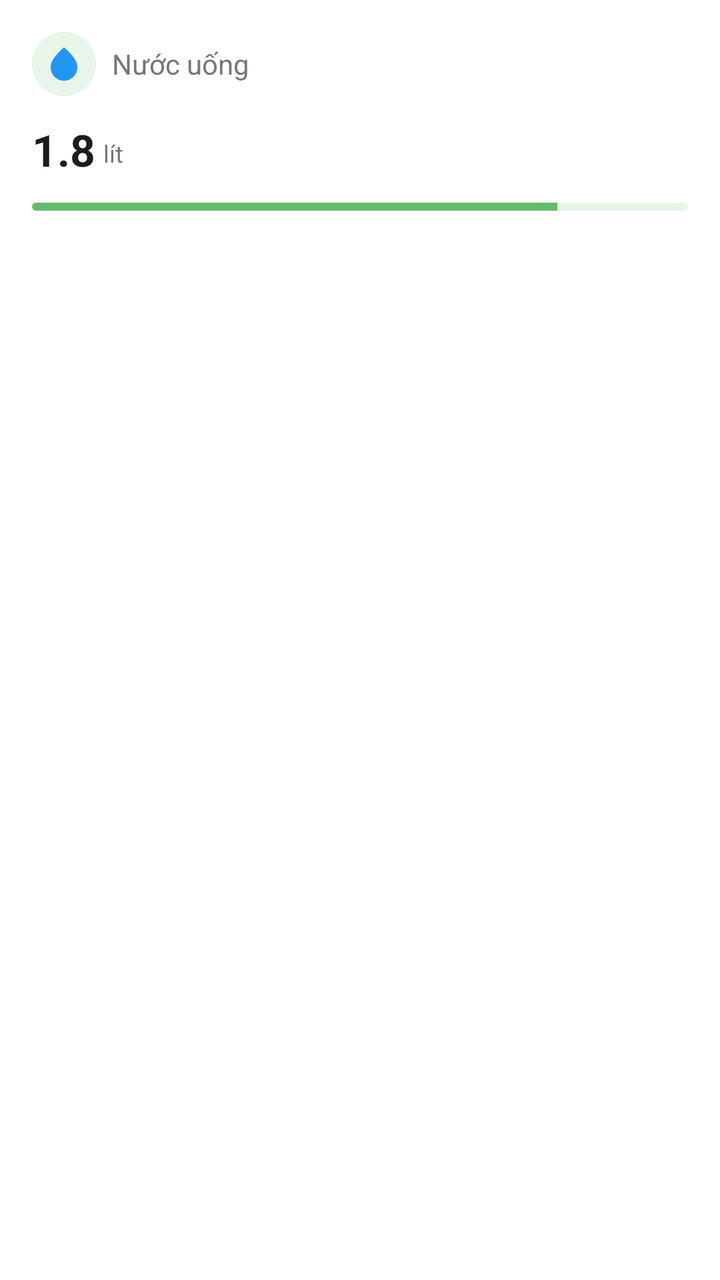
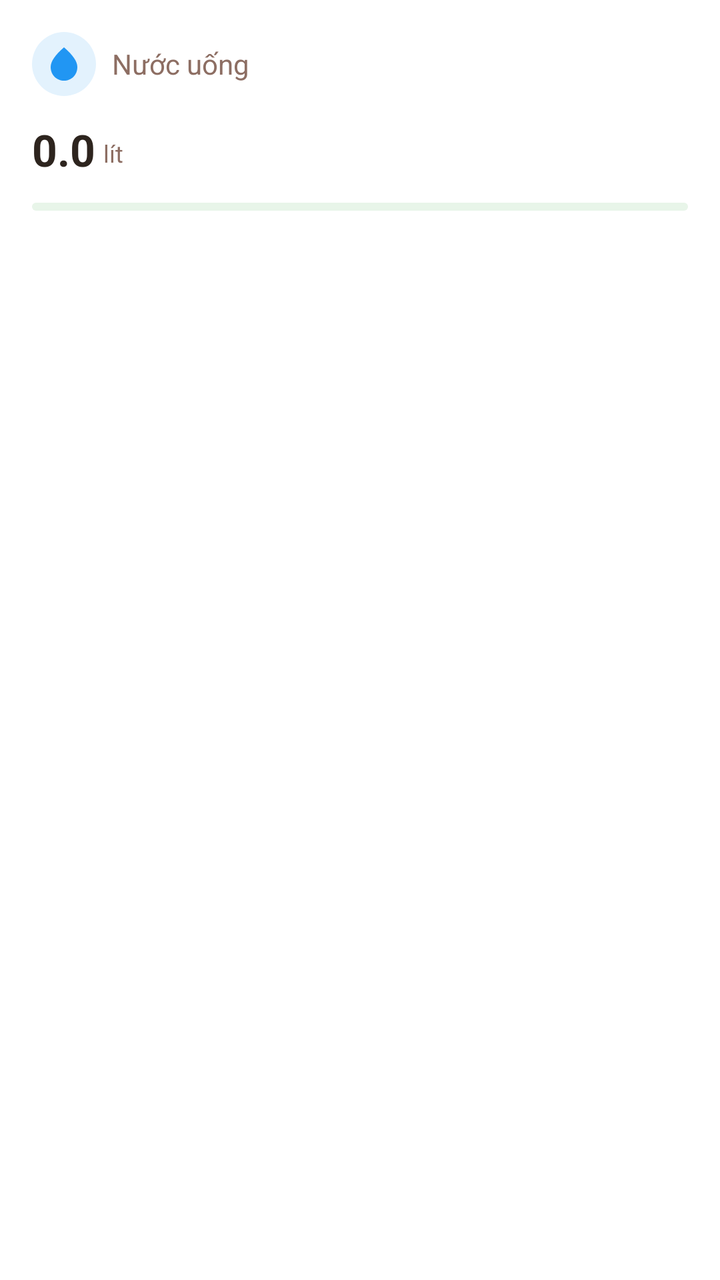

The first picture is an Android layout as it rendered before a commit; the second is the same layout after the commit. The layout source and the unified diff follow.
<!-- AndroidManifest.xml: application theme Theme.Better_Life -->
<!-- res/layout/item_health_card_water.xml -->
<?xml version="1.0" encoding="utf-8"?>
<androidx.cardview.widget.CardView xmlns:android="http://schemas.android.com/apk/res/android"
    xmlns:app="http://schemas.android.com/apk/res-auto"
    android:layout_width="match_parent"
    android:layout_height="wrap_content"
    app:cardCornerRadius="16dp"
    app:cardElevation="0dp"
    app:cardBackgroundColor="@color/white">

    <LinearLayout
        android:layout_width="match_parent"
        android:layout_height="wrap_content"
        android:orientation="vertical"
        android:padding="16dp">

        <LinearLayout
            android:layout_width="match_parent"
            android:layout_height="wrap_content"
            android:gravity="center_vertical"
            android:orientation="horizontal">

            <ImageView
                android:layout_width="32dp"
                android:layout_height="32dp"
                android:background="@drawable/bg_icon_water"
                android:padding="6dp"
                android:src="@drawable/ic_water_drop" />

            <TextView
                android:layout_width="wrap_content"
                android:layout_height="wrap_content"
                android:layout_marginStart="8dp"
                android:text="Nước uống"
                android:textColor="@color/text_secondary"
                android:textSize="14sp" />
        </LinearLayout>

        <LinearLayout
            android:layout_width="match_parent"
            android:layout_height="wrap_content"
            android:layout_marginTop="12dp"
            android:gravity="bottom"
            android:orientation="horizontal">

            <TextView
                android:layout_width="wrap_content"
                android:layout_height="wrap_content"
                android:text="1.8"
                android:textColor="@color/text_title"
                android:textSize="22sp"
                android:textStyle="bold" />

            <TextView
                android:layout_width="wrap_content"
                android:layout_height="wrap_content"
                android:layout_marginStart="4dp"
                android:layout_marginBottom="2dp"
                android:text="lít"
                android:textColor="@color/text_secondary"
                android:textSize="12sp" />
        </LinearLayout>

        <ProgressBar
            style="@style/Widget.AppCompat.ProgressBar.Horizontal"
            android:layout_width="match_parent"
            android:layout_height="4dp"
            android:layout_marginTop="12dp"
            android:progress="80"
            android:progressDrawable="@drawable/progress_water" />
    </LinearLayout>
</androidx.cardview.widget.CardView>
<!-- resources referenced by this layout -->
<resources>
  <color name="text_secondary">#74777F</color>
  <color name="text_title">#1A1C1E</color>
  <color name="white">#FFFFFFFF</color>
  <!-- drawable bg_icon_water (drawable) -->
  <?xml version="1.0" encoding="utf-8"?>
  <shape xmlns:android="http://schemas.android.com/apk/res/android"
      android:shape="oval">
      <solid android:color="@color/card_water" />
  </shape>
  <!-- drawable ic_water_drop (drawable) -->
  <?xml version="1.0" encoding="utf-8"?>
  <vector xmlns:android="http://schemas.android.com/apk/res/android"
      android:width="24dp"
      android:height="24dp"
      android:viewportWidth="24"
      android:viewportHeight="24">
      <path
          android:fillColor="#2196F3"
          android:pathData="M12,2c-5.33,4.55 -8,8.48 -8,11.8c0,4.98 3.8,8.2 8,8.2s8,-3.22 8,-8.2c0,-3.32 -2.67,-7.25 -8,-11.8z" />
  </vector>
  <!-- drawable progress_water (drawable) -->
  <?xml version="1.0" encoding="utf-8"?>
  <layer-list xmlns:android="http://schemas.android.com/apk/res/android">
      <item android:id="@android:id/background">
          <shape>
              <corners android:radius="2dp" />
              <solid android:color="#E8F5E9" />
          </shape>
      </item>
      <item android:id="@android:id/progress">
          <clip>
              <shape>
                  <corners android:radius="2dp" />
                  <solid android:color="@color/progress_water" />
              </shape>
          </clip>
      </item>
  </layer-list>
  <style name="Theme.Better_Life" parent="Theme.MaterialComponents.DayNight.NoActionBar">
          
          <item name="colorPrimary">@color/primary_teal</item>
          <item name="colorPrimaryVariant">@color/primary_teal_dark</item>
          <item name="colorOnPrimary">@color/white</item>
          
          <item name="colorSecondary">@color/nav_active</item>
          <item name="colorSecondaryVariant">@color/primary_teal_dark</item>
          <item name="colorOnSecondary">@color/white</item>
          
          <item name="android:statusBarColor">@color/primary_teal</item>
          
      </style>
  <color name="card_water">#E8F5E9</color>
  <color name="progress_water">#66BB6A</color>
  <color name="primary_teal">#26A69A</color>
  <color name="primary_teal_dark">#00796B</color>
  <color name="nav_active">#26A69A</color>
</resources>

<!-- the commit's change to res/layout/item_health_card_water.xml (unified diff, before → after) -->
@@ -43,9 +43,10 @@
             android:orientation="horizontal">
 
             <TextView
+                android:id="@+id/tv_value"
                 android:layout_width="wrap_content"
                 android:layout_height="wrap_content"
-                android:text="1.8"
+                android:text="0.0"
                 android:textColor="@color/text_title"
                 android:textSize="22sp"
                 android:textStyle="bold" />
@@ -61,11 +62,12 @@
         </LinearLayout>
 
         <ProgressBar
+            android:id="@+id/pb_progress"
             style="@style/Widget.AppCompat.ProgressBar.Horizontal"
             android:layout_width="match_parent"
             android:layout_height="4dp"
             android:layout_marginTop="12dp"
-            android:progress="80"
+            android:progress="0"
             android:progressDrawable="@drawable/progress_water" />
     </LinearLayout>
 </androidx.cardview.widget.CardView>
<!-- resource entries referenced after the edit -->
@@ -1,7 +1,7 @@
 <!-- resources referenced by this layout -->
 <resources>
-  <color name="text_secondary">#74777F</color>
-  <color name="text_title">#1A1C1E</color>
+  <color name="text_secondary">#8D6E63</color>
+  <color name="text_title">#2D241E</color>
   <color name="white">#FFFFFFFF</color>
   <!-- drawable bg_icon_water (drawable) -->
   <?xml version="1.0" encoding="utf-8"?>
@@ -51,10 +51,10 @@
           <item name="android:statusBarColor">@color/primary_teal</item>
           
       </style>
-  <color name="card_water">#E8F5E9</color>
-  <color name="progress_water">#66BB6A</color>
-  <color name="primary_teal">#26A69A</color>
-  <color name="primary_teal_dark">#00796B</color>
-  <color name="nav_active">#26A69A</color>
+  <color name="card_water">#E3F2FD</color>
+  <color name="progress_water">#2196F3</color>
+  <color name="primary_teal">#FF8A65</color>
+  <color name="primary_teal_dark">#E64A19</color>
+  <color name="nav_active">#FF8A65</color>
 </resources>
 
